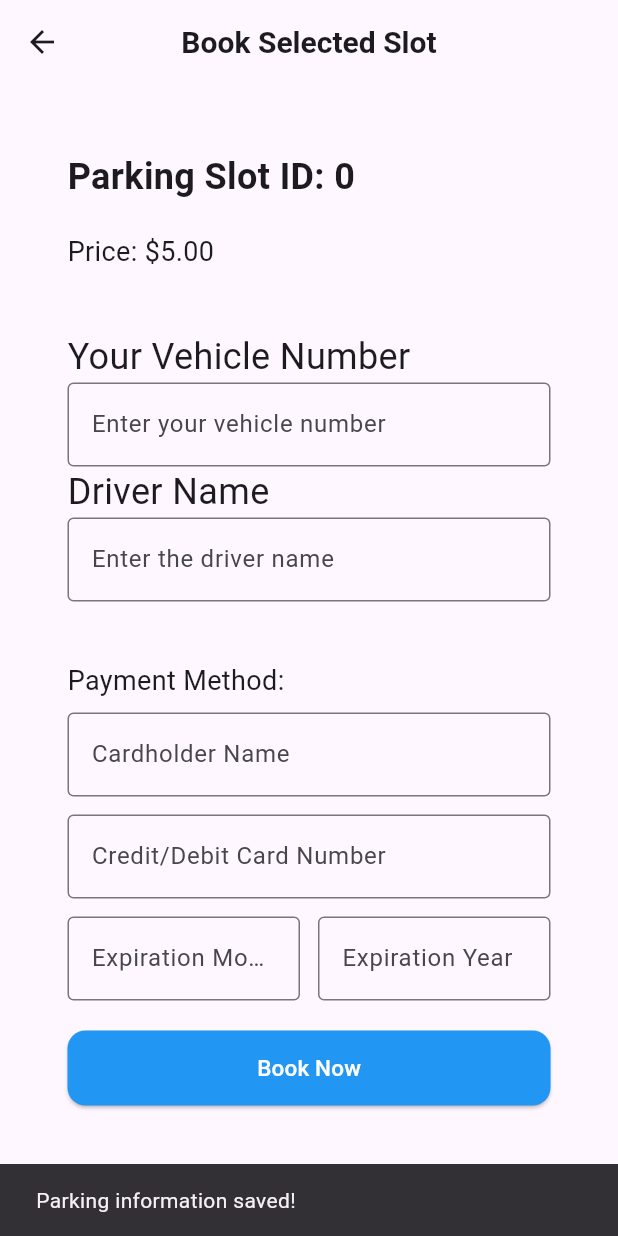
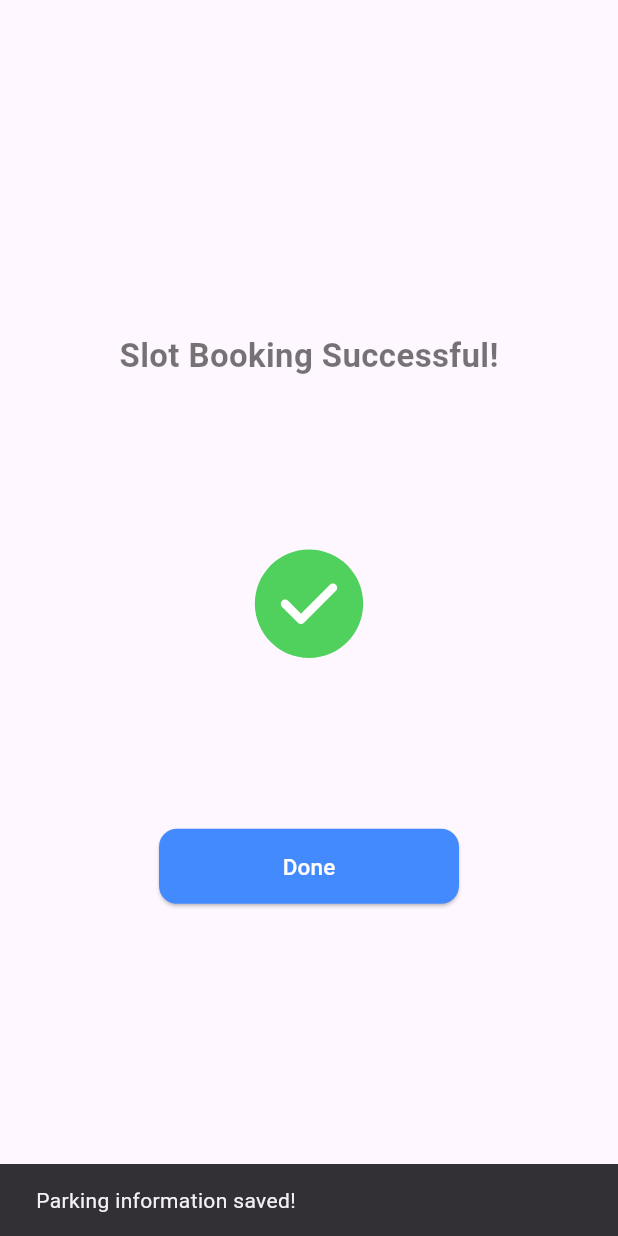
Before and after one commit to NavodyaD/bookmyslot, a Flutter app: the SlotBookingPage screen opened directly with empty values, after a tap on "Book Now", on a phone screen of 412 x 824 dp. Run offline on Flutter 3.47's test engine with Material 3 defaults, Android fonts, the phone set to English and light mode, and no system bars; our stand-ins replace cloud_firestore, firebase_core, firebase_database, google_maps_flutter, lottie; accounts and stored records are empty.

Commit message:
Created booking success page
Created booking success page with JSON animation file

```diff
--- a/lib/main.dart
+++ b/lib/main.dart
@@ -1,4 +1,5 @@
 import 'package:bookmyslot/firebase_options.dart';
+import 'package:bookmyslot/screens/booking_success_page.dart';
 import 'package:bookmyslot/screens/parking_maps_page.dart';
 import 'package:bookmyslot/screens/parking_page.dart';
 import 'package:flutter/material.dart';
@@ -24,7 +25,7 @@
   Widget build(BuildContext context) {
     return MaterialApp(
       title: 'Flutter Demo',
-      home: ParkingPage(),
+      home: BookingSuccessPage(),
     );
   }
 }
--- /dev/null
+++ b/lib/screens/booking_success_page.dart
@@ -0,0 +1,40 @@
+import 'package:bookmyslot/widgets/primary_button.dart';
+import 'package:flutter/material.dart';
+import 'package:lottie/lottie.dart';
+
+class BookingSuccessPage extends StatelessWidget {
+  @override
+  Widget build(BuildContext context) {
+    return Scaffold(
+      //appBar: AppBar(title: Text("Success")),
+      body: Center(
+        child: Column(
+          mainAxisAlignment: MainAxisAlignment.center,
+          crossAxisAlignment: CrossAxisAlignment.center,
+          children: [
+            Text(
+              'Slot Booking Successful!',
+              style: TextStyle(
+                fontSize: 22,
+                fontWeight: FontWeight.bold,
+                color: Colors.black54,
+              ),
+            ),
+            SizedBox(height: 50),
+
+            // Lottie animation
+            Lottie.asset('assets/animations/animation_success.json', width: 200, height: 200),
+
+            SizedBox(height: 50),
+            Container(
+              width: 200,
+              child: PrimaryAppButton(buttonText: 'Done', onPressed: () {
+                Navigator.pop(context); // go back to the previous screen
+              }),
+            ),
+          ],
+        ),
+      ),
+    );
+  }
+}
--- a/lib/screens/slot_booking_page.dart
+++ b/lib/screens/slot_booking_page.dart
@@ -1,3 +1,4 @@
+import 'package:bookmyslot/screens/booking_success_page.dart';
 import 'package:bookmyslot/widgets/primary_button.dart';
 import 'package:cloud_firestore/cloud_firestore.dart';
 import 'package:firebase_database/firebase_database.dart';
@@ -88,6 +89,12 @@
         SnackBar(content: Text('Parking information saved!')),
       );
       print("Data saved successfully");
+      Navigator.push(
+        context,
+        MaterialPageRoute(
+          builder: (context) => BookingSuccessPage(),
+        ),
+      );
     }).catchError((error) {
       ScaffoldMessenger.of(context).showSnackBar(
         SnackBar(content: Text('Failed to save data: $error')),
--- a/lib/widgets/parking_slot_tile.dart
+++ b/lib/widgets/parking_slot_tile.dart
@@ -37,7 +37,7 @@
                 Padding(
                   padding: const EdgeInsets.all(8.0),
                   child: Image.asset(
-                    'lib/assets/images/car_bird_view.png',
+                    'assets/images/car_bird_view.png',
                     height: 45,
                     width: 75,
                   ),
--- a/lib/widgets/primary_button.dart
+++ b/lib/widgets/primary_button.dart
@@ -11,7 +11,7 @@
     return ElevatedButton(
       onPressed: onPressed,
       style: ElevatedButton.styleFrom(
-        minimumSize: Size(double.infinity, 50), backgroundColor: Colors.blue,
+        minimumSize: Size(double.infinity, 50), backgroundColor: Colors.blueAccent,
         shape: RoundedRectangleBorder(
           borderRadius: BorderRadius.circular(12),
         ),
--- a/pubspec.yaml
+++ b/pubspec.yaml
@@ -35,6 +35,7 @@
   google_maps_flutter: ^2.10.0
   location: ^7.0.1
   firebase_database: ^11.3.0
+  lottie: ^3.3.1
 
   # The following adds the Cupertino Icons font to your application.
   # Use with the CupertinoIcons class for iOS style icons.
@@ -64,7 +65,8 @@
 
   # To add assets to your application, add an assets section, like this:
   assets:
-    - lib/assets/images/
+    - assets/images/
+    - assets/animations/
   #   - images/a_dot_ham.jpeg
 
   # An image asset can refer to one or more resolution-specific "variants", see
```
Also changed, not shown: assets/animations/animation_success.json (added, +1 -0 lines), assets/images/car_bird_view.png (renamed from lib/assets/images/car_bird_view.png), pubspec.lock.
